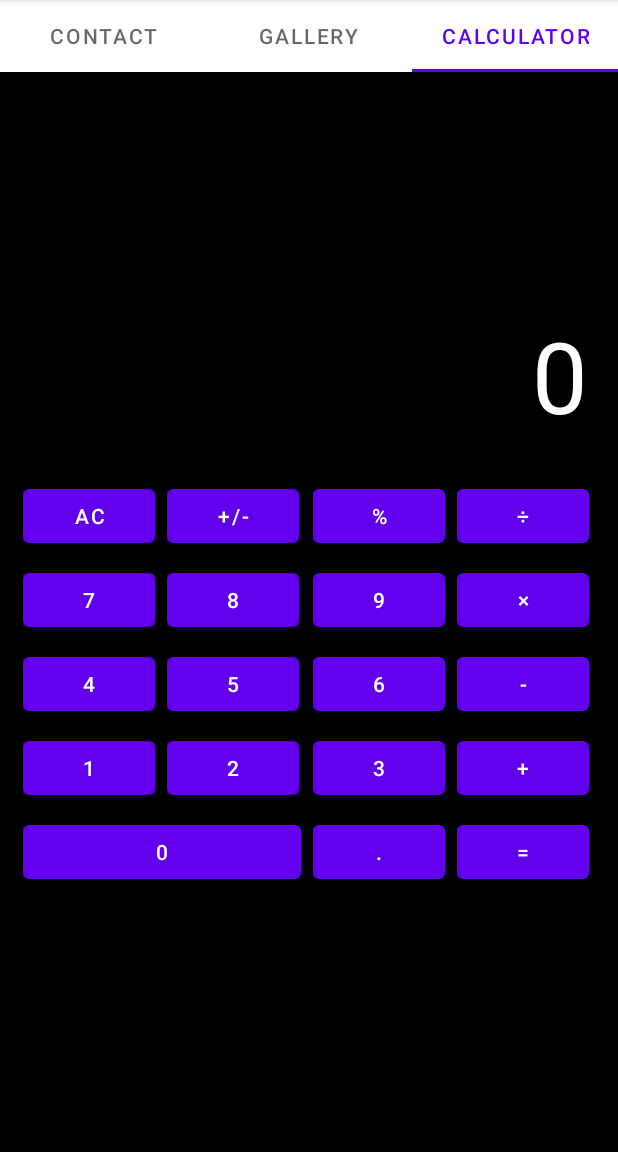
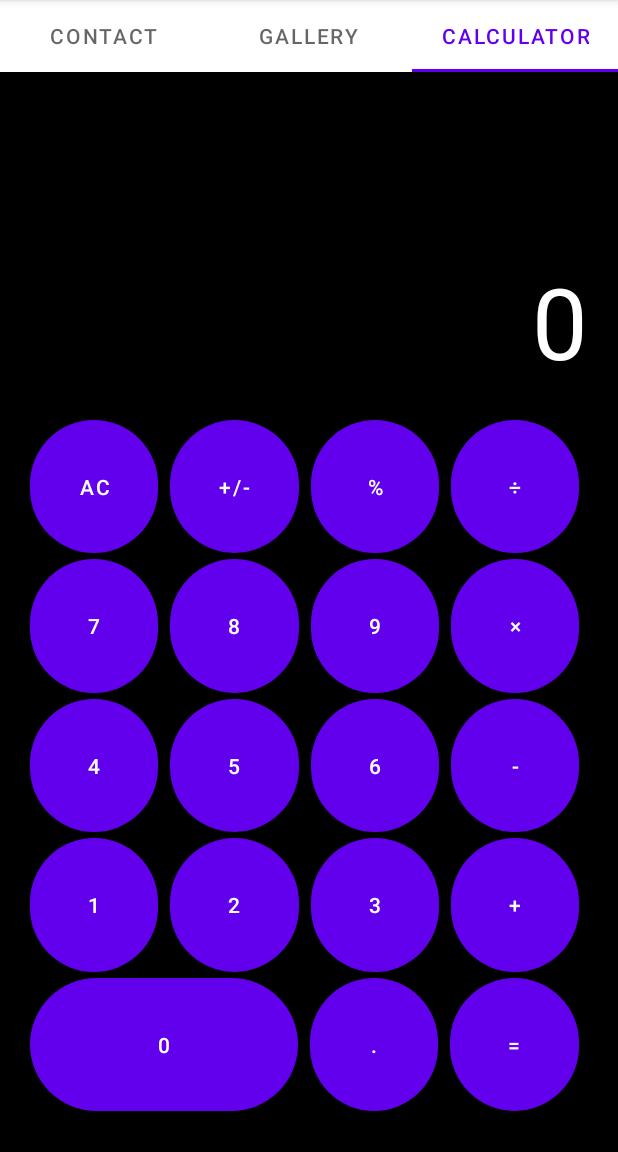
Before and after one commit to GlacialGlen/mol12345, an Android app: the screen it shows after launch (MainActivity), tab 3 chosen, on a phone screen of 412 x 824 dp, the part 84-1236 px from its top. Run offline under Robolectric (Android 15) with nearby library versions, the phone set to English and light mode, and no system bars; Roboto replaces fonts that are not available here.

Commit message:
Calculator-Step2

```diff
--- a/app/src/main/java/com/example/mol12345/Fragment03.kt
+++ b/app/src/main/java/com/example/mol12345/Fragment03.kt
@@ -6,6 +6,7 @@ import android.view.View
 import android.view.ViewGroup
 import android.widget.Button
 import android.widget.ImageButton
+import androidx.appcompat.content.res.AppCompatResources
 import androidx.fragment.app.Fragment
 
 class Fragment03: Fragment() {
@@ -44,11 +45,17 @@ class Fragment03: Fragment() {
     override fun onCreateView(inflater: LayoutInflater, container: ViewGroup?, savedInstanceState: Bundle?): View? {
         val fragmentView = inflater.inflate(R.layout.fragment_03, container, false)
 
+        val calculator = Calculator()
+
         for (data in buttonData) {
             val buttonView: Button = fragmentView.findViewById(data.id)
             val context = buttonView.context
             val buttonResource = context.resources.getIdentifier(data.name, "string", context.packageName)
             buttonView.text = getString(buttonResource)
+            buttonView.background = AppCompatResources.getDrawable(context, R.drawable.roundcorner)
+            buttonView.setOnClickListener {
+                buttonView.text = "?!"
+            }
         }
 
         return fragmentView
--- a/app/src/main/res/drawable/roundcorner.xml
+++ b/app/src/main/res/drawable/roundcorner.xml
@@ -1,7 +1,16 @@
 <?xml version="1.0" encoding="utf-8"?>
-<shape xmlns:android="http://schemas.android.com/apk/res/android">
+<shape
+    xmlns:android="http://schemas.android.com/apk/res/android"
+    android:shape="rectangle"
+    >
     <solid android:color="#33DDFF" />
-    <corners android:radius="4dp" />
+    <corners
+        android:bottomRightRadius="300dp"
+        android:bottomLeftRadius="300dp"
+        android:topRightRadius="300dp"
+        android:topLeftRadius="300dp"
+        />
+
 </shape>
 <!--<selector xmlns:android="http://schemas.android.com/apk/res/android">-->
 
--- a/app/src/main/res/layout/fragment_03.xml
+++ b/app/src/main/res/layout/fragment_03.xml
@@ -17,7 +17,7 @@
         android:autoSizeMinTextSize="20sp"
         android:autoSizeMaxTextSize="100sp"
         android:autoSizeStepGranularity="2sp"
-        app:layout_constraintBottom_toTopOf="@id/calculator_gridlayout"
+        app:layout_constraintBottom_toTopOf="@id/calculator_grid"
         app:layout_constraintEnd_toEndOf="parent"
         app:layout_constraintStart_toStartOf="parent"
         android:layout_marginStart="20dp"
@@ -25,136 +25,239 @@
         android:layout_marginBottom="20dp"
         />
 
-    <GridLayout
-        android:id="@+id/calculator_gridlayout"
-        android:layout_width="390dp"
+    <androidx.constraintlayout.widget.ConstraintLayout
+        android:id="@+id/calculator_grid"
+        android:layout_width="match_parent"
         android:layout_height="0dp"
-        app:layout_constraintHeight_percent="0.6"
+        app:layout_constraintHeight_percent="0.65"
         app:layout_constraintBottom_toBottomOf="parent"
         app:layout_constraintEnd_toEndOf="parent"
         app:layout_constraintStart_toStartOf="parent"
         android:layout_marginStart="20dp"
         android:layout_marginEnd="20dp"
         android:layout_marginBottom="20dp"
-        android:useDefaultMargins="true"
-        android:rowCount="5"
-        android:columnCount="4"
         >
 
         <Button
             android:id="@+id/calculator_button_ac"
-            android:layout_height="wrap_content"
-            android:layout_width="wrap_content"
+            android:layout_height="0dp"
+            android:layout_width="0dp"
+            app:layout_constraintHeight_percent="0.19"
+            app:layout_constraintWidth_percent="0.23"
+            app:layout_constraintStart_toStartOf="parent"
+            app:layout_constraintTop_toTopOf="parent"
             />
 
         <Button
             android:id="@+id/calculator_button_unary"
-            android:layout_height="wrap_content"
-            android:layout_width="wrap_content"
+            android:layout_height="0dp"
+            android:layout_width="0dp"
+            app:layout_constraintHeight_percent="0.19"
+            app:layout_constraintWidth_percent="0.23"
+            app:layout_constraintStart_toEndOf="@id/calculator_button_ac"
+            app:layout_constraintTop_toTopOf="parent"
+            android:layout_marginStart="8dp"
             />
+
 
         <Button
             android:id="@+id/calculator_button_percent"
-            android:layout_height="wrap_content"
-            android:layout_width="wrap_content"
+            android:layout_height="0dp"
+            android:layout_width="0dp"
+            app:layout_constraintHeight_percent="0.19"
+            app:layout_constraintWidth_percent="0.23"
+            app:layout_constraintStart_toEndOf="@id/calculator_button_unary"
+            app:layout_constraintTop_toTopOf="parent"
+            android:layout_marginStart="8dp"
             />
 
         <Button
             android:id="@+id/calculator_button_div"
-            android:layout_height="wrap_content"
-            android:layout_width="wrap_content"
+            android:layout_height="0dp"
+            android:layout_width="0dp"
+            app:layout_constraintHeight_percent="0.19"
+            app:layout_constraintWidth_percent="0.23"
+            app:layout_constraintStart_toEndOf="@id/calculator_button_percent"
+            app:layout_constraintTop_toTopOf="parent"
+            android:layout_marginStart="8dp"
             />
 
         <Button
             android:id="@+id/calculator_button_7"
-            android:layout_height="wrap_content"
-            android:layout_width="wrap_content"
+            android:layout_height="0dp"
+            android:layout_width="0dp"
+            app:layout_constraintHeight_percent="0.19"
+            app:layout_constraintWidth_percent="0.23"
+            app:layout_constraintStart_toStartOf="parent"
+            app:layout_constraintTop_toBottomOf="@id/calculator_button_ac"
+            android:layout_marginTop="4dp"
             />
 
         <Button
             android:id="@+id/calculator_button_8"
-            android:layout_height="wrap_content"
-            android:layout_width="wrap_content"
+            android:layout_height="0dp"
+            android:layout_width="0dp"
+            app:layout_constraintHeight_percent="0.19"
+            app:layout_constraintWidth_percent="0.23"
+            app:layout_constraintStart_toEndOf="@id/calculator_button_7"
+            app:layout_constraintTop_toBottomOf="@id/calculator_button_unary"
+            android:layout_marginStart="8dp"
+            android:layout_marginTop="4dp"
             />
 
         <Button
             android:id="@+id/calculator_button_9"
-            android:layout_height="wrap_content"
-            android:layout_width="wrap_content"
+            android:layout_height="0dp"
+            android:layout_width="0dp"
+            app:layout_constraintHeight_percent="0.19"
+            app:layout_constraintWidth_percent="0.23"
+            app:layout_constraintStart_toEndOf="@id/calculator_button_8"
+            app:layout_constraintTop_toBottomOf="@id/calculator_button_percent"
+            android:layout_marginStart="8dp"
+            android:layout_marginTop="4dp"
             />
 
         <Button
             android:id="@+id/calculator_button_mul"
-            android:layout_height="wrap_content"
-            android:layout_width="wrap_content"
+            android:layout_height="0dp"
+            android:layout_width="0dp"
+            app:layout_constraintHeight_percent="0.19"
+            app:layout_constraintWidth_percent="0.23"
+            app:layout_constraintStart_toEndOf="@id/calculator_button_9"
+            app:layout_constraintTop_toBottomOf="@id/calculator_button_div"
+            android:layout_marginStart="8dp"
+            android:layout_marginTop="4dp"
             />
 
         <Button
             android:id="@+id/calculator_button_4"
-            android:layout_height="wrap_content"
-            android:layout_width="wrap_content"
+            android:layout_height="0dp"
+            android:layout_width="0dp"
+            app:layout_constraintHeight_percent="0.19"
+            app:layout_constraintWidth_percent="0.23"
+            app:layout_constraintStart_toStartOf="parent"
+            app:layout_constraintTop_toBottomOf="@id/calculator_button_7"
+            android:layout_marginTop="4dp"
             />
 
         <Button
             android:id="@+id/calculator_button_5"
-            android:layout_height="wrap_content"
-            android:layout_width="wrap_content"
+            android:layout_height="0dp"
+            android:layout_width="0dp"
+            app:layout_constraintHeight_percent="0.19"
+            app:layout_constraintWidth_percent="0.23"
+            app:layout_constraintStart_toEndOf="@id/calculator_button_4"
+            app:layout_constraintTop_toBottomOf="@id/calculator_button_8"
+            android:layout_marginStart="8dp"
+            android:layout_marginTop="4dp"
             />
 
         <Button
             android:id="@+id/calculator_button_6"
-            android:layout_height="wrap_content"
-            android:layout_width="wrap_content"
+            android:layout_height="0dp"
+            android:layout_width="0dp"
+            app:layout_constraintHeight_percent="0.19"
+            app:layout_constraintWidth_percent="0.23"
+            app:layout_constraintStart_toEndOf="@id/calculator_button_5"
+            app:layout_constraintTop_toBottomOf="@id/calculator_button_9"
+            android:layout_marginStart="8dp"
+            android:layout_marginTop="4dp"
             />
 
         <Button
             android:id="@+id/calculator_button_sub"
-            android:layout_height="wrap_content"
-            android:layout_width="wrap_content"
+            android:layout_height="0dp"
+            android:layout_width="0dp"
+            app:layout_constraintHeight_percent="0.19"
+            app:layout_constraintWidth_percent="0.23"
+            app:layout_constraintStart_toEndOf="@id/calculator_button_6"
+            app:layout_constraintTop_toBottomOf="@id/calculator_button_mul"
+            android:layout_marginStart="8dp"
+            android:layout_marginTop="4dp"
             />
 
         <Button
             android:id="@+id/calculator_button_1"
-            android:layout_height="wrap_content"
-            android:layout_width="wrap_content"
+            android:layout_height="0dp"
+            android:layout_width="0dp"
+            app:layout_constraintHeight_percent="0.19"
+            app:layout_constraintWidth_percent="0.23"
+            app:layout_constraintStart_toStartOf="parent"
+            app:layout_constraintTop_toBottomOf="@id/calculator_button_4"
+            android:layout_marginTop="4dp"
             />
 
         <Button
             android:id="@+id/calculator_button_2"
-            android:layout_height="wrap_content"
-            android:layout_width="wrap_content"
+            android:layout_height="0dp"
+            android:layout_width="0dp"
+            app:layout_constraintHeight_percent="0.19"
+            app:layout_constraintWidth_percent="0.23"
+            app:layout_constraintStart_toEndOf="@id/calculator_button_1"
+            app:layout_constraintTop_toBottomOf="@id/calculator_button_5"
+            android:layout_marginStart="8dp"
+            android:layout_marginTop="4dp"
             />
 
         <Button
             android:id="@+id/calculator_button_3"
-            android:layout_height="wrap_content"
-            android:layout_width="wrap_content"
+            android:layout_height="0dp"
+            android:layout_width="0dp"
+            app:layout_constraintHeight_percent="0.19"
+            app:layout_constraintWidth_percent="0.23"
+            app:layout_constraintStart_toEndOf="@id/calculator_button_2"
+            app:layout_constraintTop_toBottomOf="@id/calculator_button_6"
+            android:layout_marginStart="8dp"
+            android:layout_marginTop="4dp"
             />
 
         <Button
             android:id="@+id/calculator_button_add"
-            android:layout_height="wrap_content"
-            android:layout_width="wrap_content"
+            android:layout_height="0dp"
+            android:layout_width="0dp"
+            app:layout_constraintHeight_percent="0.19"
+            app:layout_constraintWidth_percent="0.23"
+            app:layout_constraintStart_toEndOf="@id/calculator_button_3"
+            app:layout_constraintTop_toBottomOf="@id/calculator_button_sub"
+            android:layout_marginStart="8dp"
+            android:layout_marginTop="4dp"
             />
 
         <Button
             android:id="@+id/calculator_button_0"
-            android:layout_width="185dp"
-            android:layout_height="wrap_content"
-            android:layout_columnSpan="2" />
+            android:layout_height="0dp"
+            android:layout_width="0dp"
+            app:layout_constraintHeight_percent="0.19"
+            app:layout_constraintWidth_percent="0.48"
+            app:layout_constraintStart_toStartOf="parent"
+            app:layout_constraintTop_toBottomOf="@id/calculator_button_1"
+            android:layout_marginTop="4dp"
+            />
 
         <Button
             android:id="@+id/calculator_button_dot"
-            android:layout_height="wrap_content"
-            android:layout_width="wrap_content"
+            android:layout_height="0dp"
+            android:layout_width="0dp"
+            app:layout_constraintHeight_percent="0.19"
+            app:layout_constraintWidth_percent="0.23"
+            app:layout_constraintStart_toEndOf="@id/calculator_button_0"
+            app:layout_constraintTop_toBottomOf="@id/calculator_button_3"
+            android:layout_marginStart="8dp"
+            android:layout_marginTop="4dp"
             />
 
         <Button
             android:id="@+id/calculator_button_cal"
-            android:layout_height="wrap_content"
-            android:layout_width="wrap_content"
+            android:layout_height="0dp"
+            android:layout_width="0dp"
+            app:layout_constraintHeight_percent="0.19"
+            app:layout_constraintWidth_percent="0.23"
+            app:layout_constraintStart_toEndOf="@id/calculator_button_dot"
+            app:layout_constraintTop_toBottomOf="@id/calculator_button_add"
+            android:layout_marginStart="8dp"
+            android:layout_marginTop="4dp"
             />
 
-    </GridLayout>
+    </androidx.constraintlayout.widget.ConstraintLayout>
 
 </androidx.constraintlayout.widget.ConstraintLayout>
```
